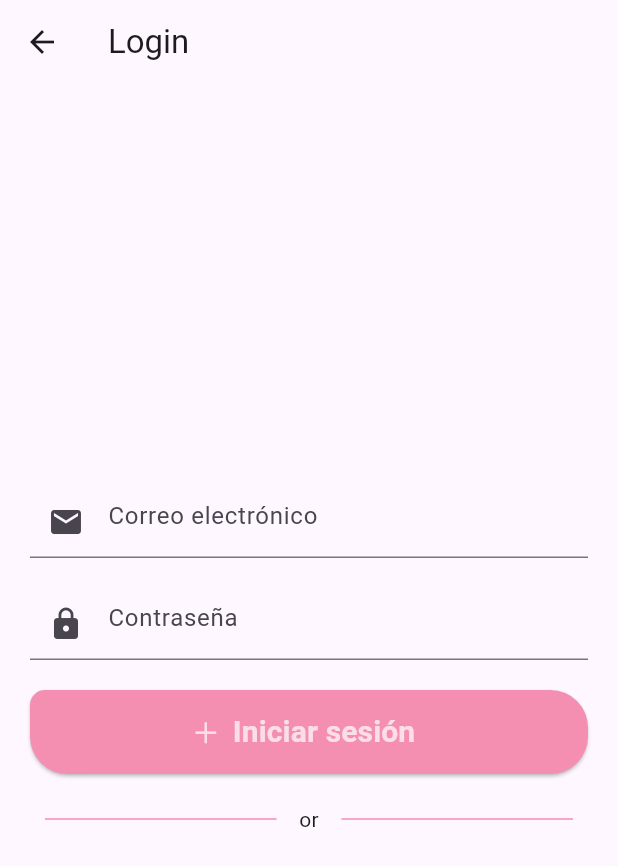
After one commit to Bagnoli95/MandyNotes, a Flutter app: the LoginPage screen opened directly, on a phone screen of 412 x 824 dp. The commit adds this screen. Shown: the top 866 px of the screen. Run offline on Flutter 3.47's test engine with Material 3 defaults, Android fonts, the phone set to English and light mode, and no system bars; our stand-ins replace flutter_heatmap_calendar, flutter_svg; network calls fail; Roboto replaces fonts that are missing (Poppins).

Commit message:
onboarding && loginpage

```diff
--- a/lib/main.dart
+++ b/lib/main.dart
@@ -1,4 +1,5 @@
 import 'package:flutter/material.dart';
+import 'package:mandy_notes/pages/onboard/onboard_main.dart';
 // import 'package:mandy_notes/pages/calendar/calendar_main.dart';
 
 import 'pages/home/home_main.dart';
@@ -19,7 +20,7 @@ class MyApp extends StatelessWidget {
         // colorScheme: ColorScheme.fromSeed(seedColor: Colors.deepPurple),
         useMaterial3: true,
       ),
-      home: const MyHomeScreen(),
+      home: OnboardingPage(),
     );
   }
 }
--- /dev/null
+++ b/lib/pages/auth/login_page.dart
@@ -0,0 +1,51 @@
+import 'package:flutter/material.dart';
+import 'package:mandy_notes/pages/home/home_main.dart';
+import 'package:mandy_notes/utils/my_button.dart';
+import 'package:mandy_notes/utils/my_text_form_field.dart';
+import 'package:mandy_notes/utils/text_inline.dart';
+
+class LoginPage extends StatelessWidget {
+  @override
+  Widget build(BuildContext context) {
+    return Scaffold(
+      appBar: AppBar(
+        title: Text('Login'),
+      ),
+      body: Center(
+        child: Padding(
+          padding: EdgeInsets.all(20.0),
+          child: Column(
+            mainAxisAlignment: MainAxisAlignment.center,
+            children: [
+              TextField(
+                decoration: InputDecoration(
+                  hintText: 'Correo electrónico',
+                  prefixIcon: Icon(Icons.email),
+                ),
+              ),
+              SizedBox(height: 20.0),
+              TextField(
+                obscureText: true,
+                decoration: InputDecoration(
+                  hintText: 'Contraseña',
+                  prefixIcon: Icon(Icons.lock),
+                ),
+              ),
+              SizedBox(
+                height: 20.0,
+              ),
+              myButton(
+                  texto: 'Iniciar sesión',
+                  accion: () {
+                    print('LOGIN LOGIC!');
+                    Navigator.pushAndRemoveUntil(context, MaterialPageRoute(builder: (context) => MyHomeScreen(), maintainState: true), (Route<dynamic> route) => false);
+                  }),
+              SizedBox(height: 20.0),
+              HorizontalOrLine(label: 'or', height: 10)
+            ],
+          ),
+        ),
+      ),
+    );
+  }
+}
--- a/lib/pages/home/home_main.dart
+++ b/lib/pages/home/home_main.dart
@@ -1,6 +1,7 @@
 import 'package:flutter/material.dart';
 import 'package:flutter_svg/svg.dart';
 import 'package:mandy_notes/class/colores.dart';
+import 'package:mandy_notes/pages/account/user_page.dart';
 import 'package:mandy_notes/pages/calendar/calendar_main.dart';
 
 class MyHomeScreen extends StatefulWidget {
@@ -22,7 +23,7 @@ class _MyHomeScreenState extends State<MyHomeScreen> {
     Container(color: Colors.orange),
     Container(color: Colors.yellow),
     HeatMapCalendarExample(),
-    Container(color: Colors.blue),
+    MyAccountUser(),
   ];
 
   @override
@@ -34,7 +35,7 @@ class _MyHomeScreenState extends State<MyHomeScreen> {
         backgroundColor: myColores().rose_300,
       ),
       bottomNavigationBar: myButtonNavigatorBar(),
-      body: SingleChildScrollView(
+      body: SafeArea(
         child: Container(
           height: double.maxFinite,
           color: Colors.amber,
--- /dev/null
+++ b/lib/utils/text_inline.dart
@@ -0,0 +1,35 @@
+import 'package:flutter/material.dart';
+import 'package:flutter/widgets.dart';
+
+class HorizontalOrLine extends StatelessWidget {
+  const HorizontalOrLine({
+    required this.label,
+    required this.height,
+  });
+
+  final String label;
+  final double height;
+
+  @override
+  Widget build(BuildContext context) {
+    return Row(children: [
+      Expanded(
+        child: Container(
+            margin: const EdgeInsets.only(left: 10.0, right: 15.0),
+            child: Divider(
+              color: Colors.pink.shade200,
+              height: height,
+            )),
+      ),
+      Text(label),
+      Expanded(
+        child: Container(
+            margin: const EdgeInsets.only(left: 15.0, right: 10.0),
+            child: Divider(
+              color: Colors.pink.shade200,
+              height: height,
+            )),
+      ),
+    ]);
+  }
+}
```
Also changed, not shown: lib/pages/account/user_page.dart (added, +28 -0 lines), lib/pages/onboard/onboard_main.dart (added, +108 -0 lines), 1 other file.
